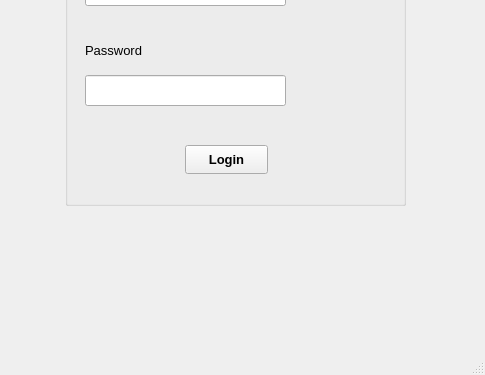
AnishBharati/Qt-HMS, file Sqlite_DB/login.ui: the form before one commit; both pictures show x 315 to 800 and y 225 to 600 of the 800 by 600 pixel window.
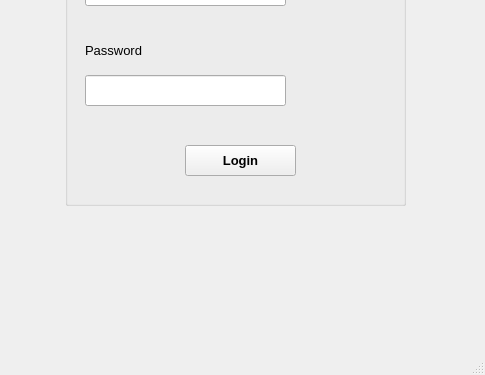
The form after the commit. Icons and pictures are not drawn.

```diff
--- a/Sqlite_DB/login.ui
+++ b/Sqlite_DB/login.ui
@@ -56,8 +56,8 @@
       <rect>
        <x>120</x>
        <y>270</y>
-       <width>83</width>
-       <height>29</height>
+       <width>111</width>
+       <height>31</height>
       </rect>
      </property>
      <property name="font">
```
